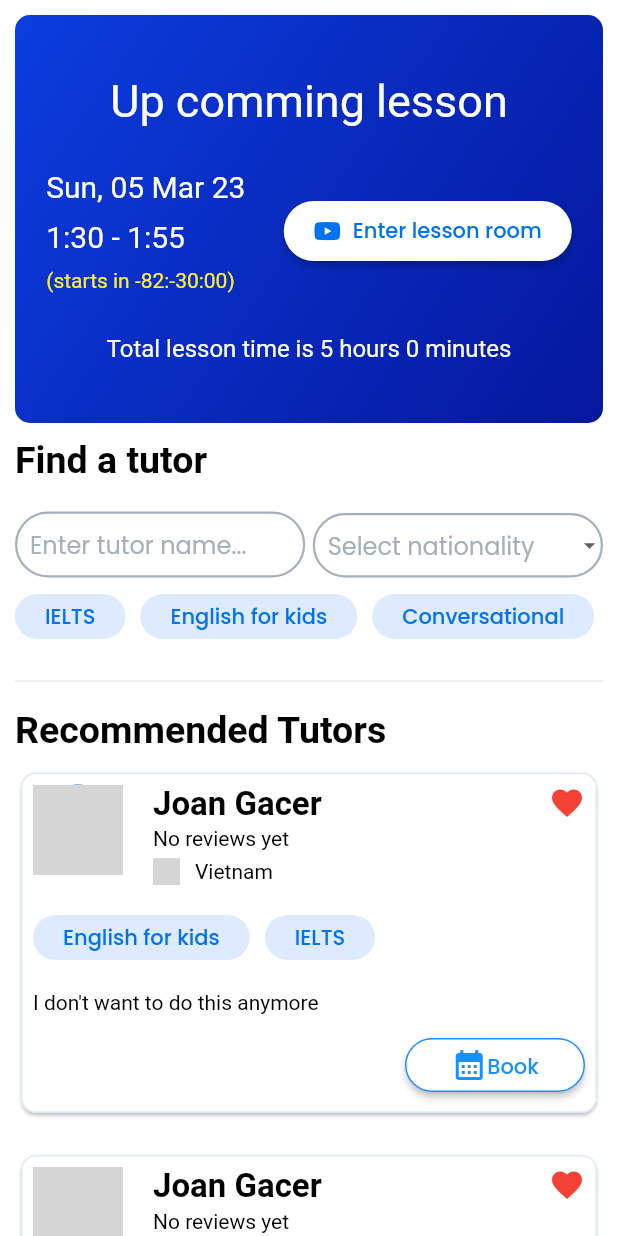
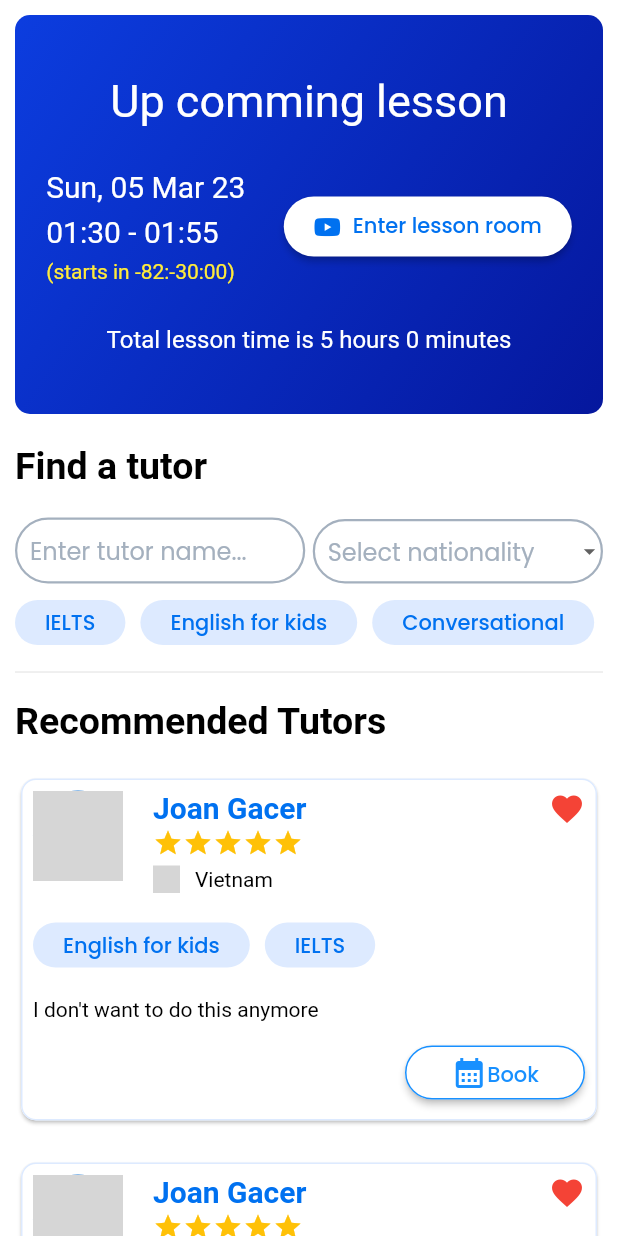
Before and after one commit to nvtphong200401/lettutor, a Flutter app: the ListTeachScreen widget shown alone on an empty page, opened directly, on a phone screen of 412 x 824 dp. Run offline on Flutter 3.47's test engine with Material 2 defaults, Android fonts, the phone set to English and light mode, and no system bars; our stand-ins replace dropdown_button2, expandable, flutter_hooks, flutter_svg, font_awesome_flutter, google_fonts and 1 more; network calls fail; statements that could not run were skipped; grey boxes are pictures that could not be loaded.

Commit message:
enhance UI

```diff
--- a/lib/presentation/teacher/list_teacher_screen.dart
+++ b/lib/presentation/teacher/list_teacher_screen.dart
@@ -7,11 +7,7 @@ import 'package:lettutor/gen/colors.gen.dart';
 import 'package:lettutor/presentation/teacher/teacher_card_item.dart';
 import 'package:lettutor/presentation/teacher/up_comming_lesson_board.dart';
 
-const tutorNationality = [
-  'Vietnamese Tutor',
-  'Foreign Tutor',
-  'Native English Tutor'
-];
+const tutorNationality = ['Vietnamese Tutor', 'Foreign Tutor', 'Native English Tutor'];
 
 class ListTeachScreen extends HookWidget {
   const ListTeachScreen({super.key});
@@ -28,14 +24,11 @@ class ListTeachScreen extends HookWidget {
         ),
         const UpcommingLessonBoard(),
         const SizedBox(
-          height: 10,
+          height: 20,
         ),
         const Text(
           'Find a tutor',
-          style: TextStyle(
-              color: ColorName.textColor,
-              fontSize: 25,
-              fontWeight: FontWeight.bold),
+          style: TextStyle(color: ColorName.textColor, fontSize: 25, fontWeight: FontWeight.bold),
         ),
         const SizedBox(
           height: 20,
@@ -73,8 +66,7 @@ class ListTeachScreen extends HookWidget {
                     dropdownStyleData: const DropdownStyleData(
                       decoration: BoxDecoration(
                           borderRadius: BorderRadius.only(
-                              topLeft: Radius.circular(22),
-                              topRight: Radius.circular(22))),
+                              topLeft: Radius.circular(22), topRight: Radius.circular(22))),
                       offset: Offset(0, 30),
                       width: 200,
                     ),
@@ -85,8 +77,7 @@ class ListTeachScreen extends HookWidget {
                     decoration: InputDecoration(
                       enabledBorder: OutlineInputBorder(
                           borderRadius: BorderRadius.circular(50),
-                          borderSide: const BorderSide(
-                              color: ColorName.grey, width: 1.5)),
+                          borderSide: const BorderSide(color: ColorName.grey, width: 1.5)),
                       //Add isDense true and zero Padding.
                       //Add Horizontal padding using buttonPadding and Vertical padding by increasing buttonHeight instead of add Padding here so that The whole TextField Button become clickable, and also the dropdown menu open under The whole TextField Button.
                       isDense: true,
@@ -140,7 +131,7 @@ class ListTeachScreen extends HookWidget {
           ),
         ),
         const SizedBox(
-          height: 20,
+          height: 10,
         ),
         const Divider(),
         const SizedBox(
@@ -148,13 +139,10 @@ class ListTeachScreen extends HookWidget {
         ),
         const Text(
           'Recommended Tutors',
-          style: TextStyle(
-              color: ColorName.textColor,
-              fontSize: 25,
-              fontWeight: FontWeight.bold),
+          style: TextStyle(color: ColorName.textColor, fontSize: 25, fontWeight: FontWeight.bold),
         ),
         const SizedBox(
-          height: 10,
+          height: 20,
         ),
         const TeacherCardItem(),
         const SizedBox(
--- a/lib/presentation/teacher/teacher_info.dart
+++ b/lib/presentation/teacher/teacher_info.dart
@@ -28,15 +28,20 @@ class TeacherInfo extends StatelessWidget {
           children: [
             const Text(
               'Joan Gacer',
-              style: TextStyle(
-                  color: ColorName.textColor,
-                  fontSize: 22,
-                  fontWeight: FontWeight.bold),
+              style: TextStyle(color: ColorName.primary, fontSize: 20, fontWeight: FontWeight.w600),
             ),
             const SizedBox(
               height: 2,
             ),
-            const Text('No reviews yet'),
+            Row(
+              children: List.filled(
+                  5,
+                  const Icon(
+                    Icons.star,
+                    color: Colors.amber,
+                    size: 20,
+                  )),
+            ),
             const SizedBox(
               height: 5,
             ),
--- a/lib/presentation/teacher/up_comming_lesson_board.dart
+++ b/lib/presentation/teacher/up_comming_lesson_board.dart
@@ -48,14 +48,14 @@ class UpcommingLessonBoard extends StatelessWidget {
                           style: CommonTextStyle.textSize20,
                         ),
                         const SizedBox(
-                          height: 10,
+                          height: 7,
                         ),
                         const Text(
-                          '1:30 - 1:55',
+                          '01:30 - 01:55',
                           style: CommonTextStyle.textSize20,
                         ),
                         const SizedBox(
-                          height: 10,
+                          height: 7,
                         ),
                         CountDownText(endTime: DateTime(2023, 3, 5))
                       ],
@@ -65,11 +65,10 @@ class UpcommingLessonBoard extends StatelessWidget {
                     height: 40,
                     child: ElevatedButton(
                       onPressed: () {},
-                      style: CommonButtonStyle.primaryButtonStyle
-                          .customCopyWith(
-                              textColor: ColorName.primary,
-                              capsuleShape: true,
-                              backgroundColor: ColorName.background),
+                      style: CommonButtonStyle.primaryButtonStyle.customCopyWith(
+                          textColor: ColorName.primary,
+                          capsuleShape: true,
+                          backgroundColor: ColorName.background),
                       child: Row(
                         children: const [
                           Icon(
```
Also changed, not shown: lib/core/presentation/common_widgets/common_appbar.dart (+3 -5 lines), lib/core/presentation/common_widgets/common_lesson_time.dart (+42 -34 lines), lib/main.dart (+5 -38 lines), lib/presentation/teacher/detail/teacher_detail_screen.dart (+73 -37 lines).
